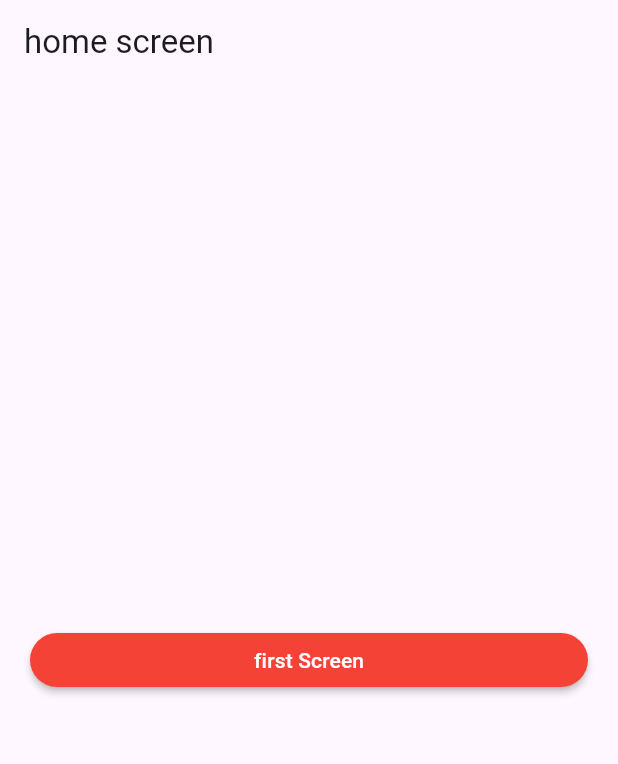
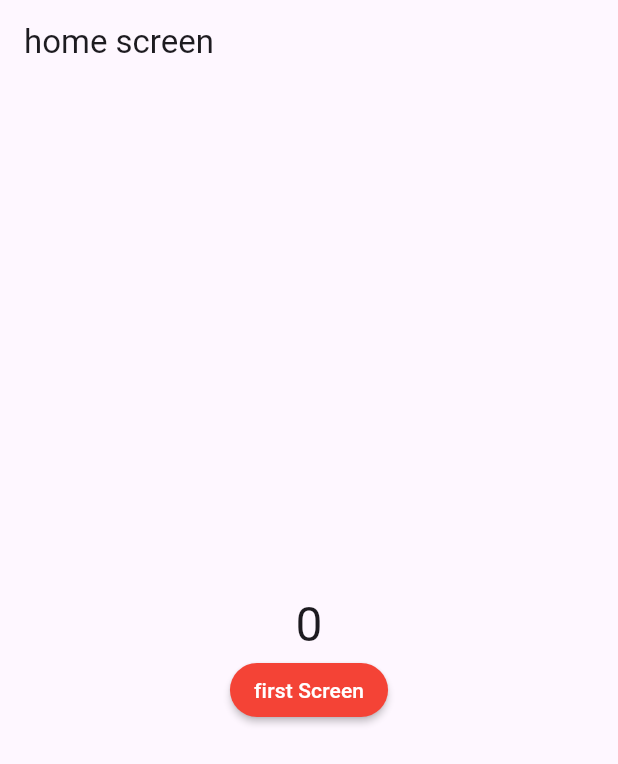
Before and after one commit to MOHAMD-ASHRAF/getx_course, a Flutter app: the screen it shows after launch, on a phone screen of 412 x 824 dp. Shown: the top 764 px of the screen. Run offline on Flutter 3.47's test engine with Material 3 defaults, Android fonts, the phone set to English and light mode, and no system bars; our stand-ins replace get.

Commit message:
some update

```diff
--- /dev/null
+++ b/lib/controller/home_controller.dart
@@ -0,0 +1,12 @@
+
+import 'package:get/get.dart';
+
+class HomeController extends GetxController{
+  String name ="hego";
+
+  var index = 0.obs;
+  void increaseIndex(){
+    index ++;
+    print(index);
+  }
+}
--- a/lib/home_screen.dart
+++ b/lib/home_screen.dart
@@ -1,36 +1,46 @@
 import 'package:flutter/material.dart';
 import 'package:get/get.dart';
+import 'package:getx_course/controller/home_controller.dart';
 
 class HomeScreen extends StatelessWidget {
   const HomeScreen({super.key});
 
+
   @override
   Widget build(BuildContext context) {
+    HomeController controller = Get.put(HomeController());
     return Scaffold(
       appBar: AppBar(
         title: const Text('home screen'),
-
       ),
-      body: Column(
+      body:  Column(
         crossAxisAlignment: CrossAxisAlignment.stretch,
         mainAxisAlignment: MainAxisAlignment.center,
         children: [
+           Obx(()=> Column(
+                children: [
+                  Text(controller.index.toString(),
+                    style: Theme.of(context).textTheme.headlineLarge,
+                    textAlign: TextAlign.center,
+                  ),
                   Padding(
                     padding: const EdgeInsets.symmetric(horizontal: 20),
                     child: MaterialButton(
                       onPressed: () {
-                Get.toNamed('/firstScreen');
-
-
+                        // Get.toNamed('/firstScreen');
+                        controller.increaseIndex();
                       },
                       textColor: Colors.white,
                       shape: RoundedRectangleBorder(
                         borderRadius: BorderRadius.circular(25),
                       ),
                       color: Colors.red,
-              child: const Text('first Screen'),
+                      child: Text('first Screen'),
                     ),
                   ),
+                ],
+              )
+          )
         ],
       ),
     );
```
Lines whose indentation alone changed are shown as unchanged.
